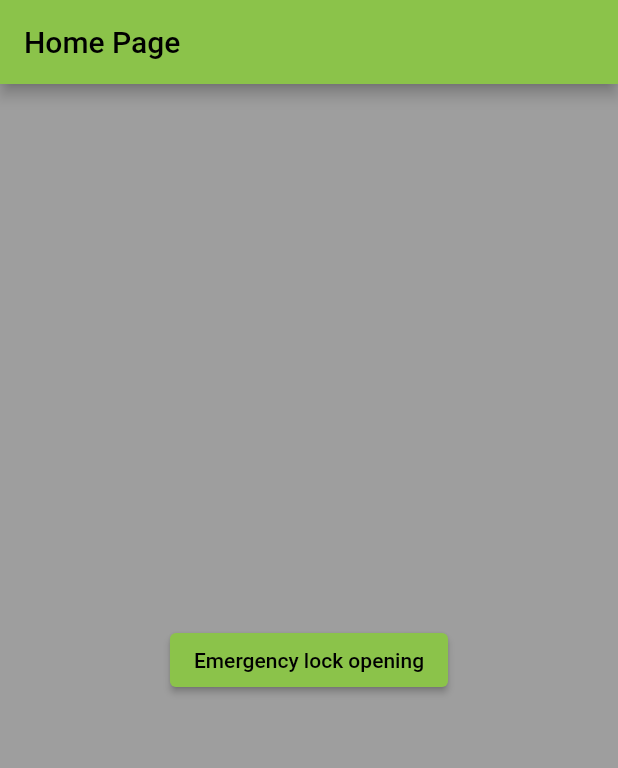
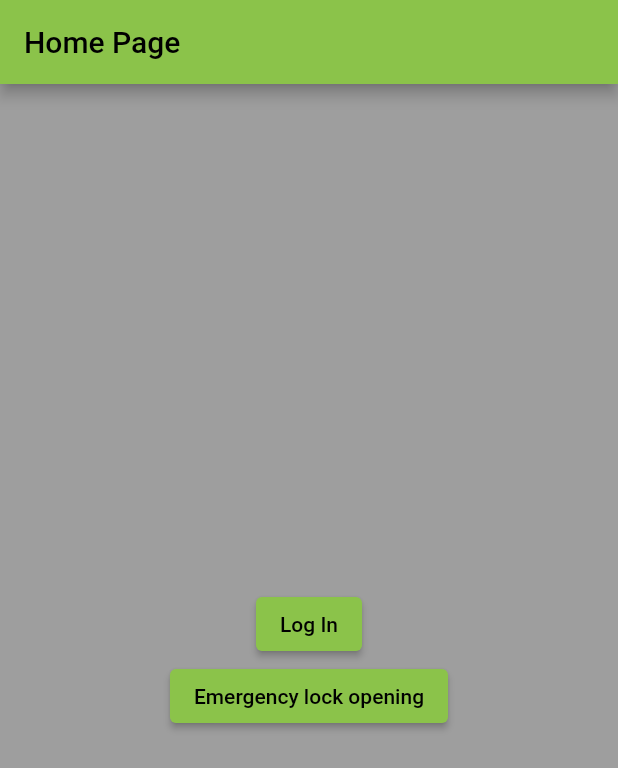
Before and after one commit to theiotproject/virtual-key, a Flutter app: the screen it shows after launch, on a phone screen of 412 x 824 dp. Shown: the top 768 px of the screen. Run offline on Flutter 3.47's test engine with Material 2 defaults, Android fonts, the phone set to English and light mode, and no system bars; our stand-ins replace qr_flutter.

Commit message:
Create Log In page

```diff
--- a/lib/home.dart
+++ b/lib/home.dart
@@ -10,11 +10,23 @@ class Home extends StatelessWidget {
         title: const Text('Home Page'),
       ),
       body: Center(
-        child: ElevatedButton(
-            onPressed: () {
-              Navigator.pushNamed(context, '/emergency_open');
-            },
-            child: const Text('Emergency lock opening')),
+        child: Column(
+          mainAxisAlignment: MainAxisAlignment.center,
+          children: [
+            ElevatedButton(
+              onPressed: () {
+                Navigator.pushNamed(context, '/login');
+              },
+              child: const Text('Log In'),
+            ),
+            ElevatedButton(
+              onPressed: () {
+                Navigator.pushNamed(context, '/emergency_open');
+              },
+              child: const Text('Emergency lock opening'),
+            ),
+          ],
+        ),
       ),
     );
   }
--- a/lib/main.dart
+++ b/lib/main.dart
@@ -1,6 +1,7 @@
 import 'package:flutter/material.dart';
 import 'package:virtual_key/emergency_open.dart';
 import 'package:virtual_key/home.dart';
+import 'package:virtual_key/login.dart';
 
 void main() {
   runApp(const MyApp());
@@ -21,7 +22,8 @@ class MyApp extends StatelessWidget {
       initialRoute: '/',
       routes: {
         '/': (context) => const Home(),
-        '/emergency_open': (context) => const EmergencyOpen()
+        '/emergency_open': (context) => const EmergencyOpen(),
+        '/login': (context) => const Login()
       },
     );
   }
```
Also changed, not shown: lib/login.dart (added, +84 -0 lines).
